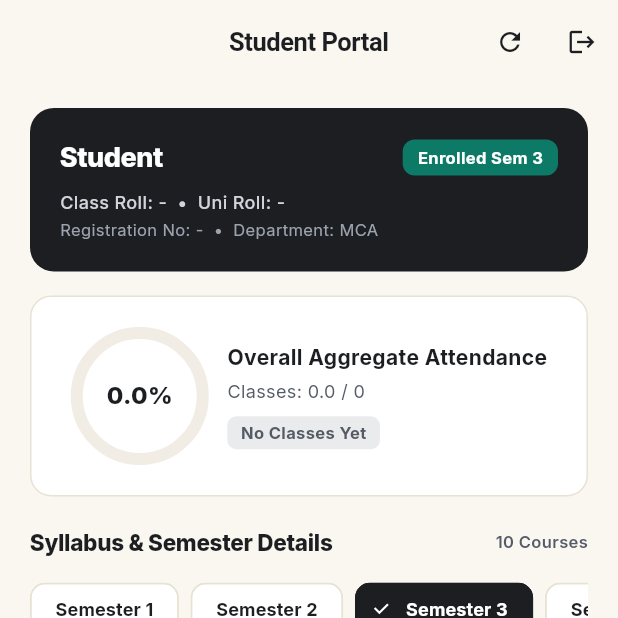
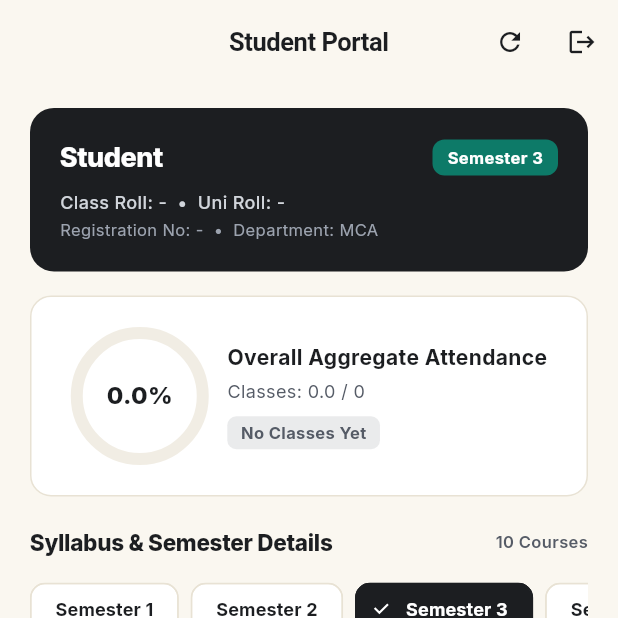
Before and after one commit to bugsnaxor-exe/Smart-Student-Attendance-System, a Flutter app: the StudentDashboardScreen screen opened directly, on a phone screen of 412 x 824 dp, the top half of it. Run offline on Flutter 3.47's test engine with Material 3 defaults, Android fonts, the phone set to English and light mode, and no system bars; drawn by our look-alikes of percent_indicator; our stand-ins replace geolocator, google_fonts, shared_preferences; accounts and stored records are empty; network calls fail.

Commit message:
dynamically update welcome card top-right badge when switching semester tabs

```diff
--- a/mobile_app/lib/screens/student/student_dashboard_screen.dart
+++ b/mobile_app/lib/screens/student/student_dashboard_screen.dart
@@ -348,7 +348,7 @@ class _StudentDashboardScreenState extends State<StudentDashboardScreen> {
                                   borderRadius: BorderRadius.circular(8),
                                 ),
                                 child: Text(
-                                  'Enrolled Sem ${student?.semester ?? 3}',
+                                  'Semester $_selectedSemester',
                                   style: const TextStyle(color: Colors.white, fontWeight: FontWeight.w700, fontSize: 11),
                                 ),
                               ),
```
